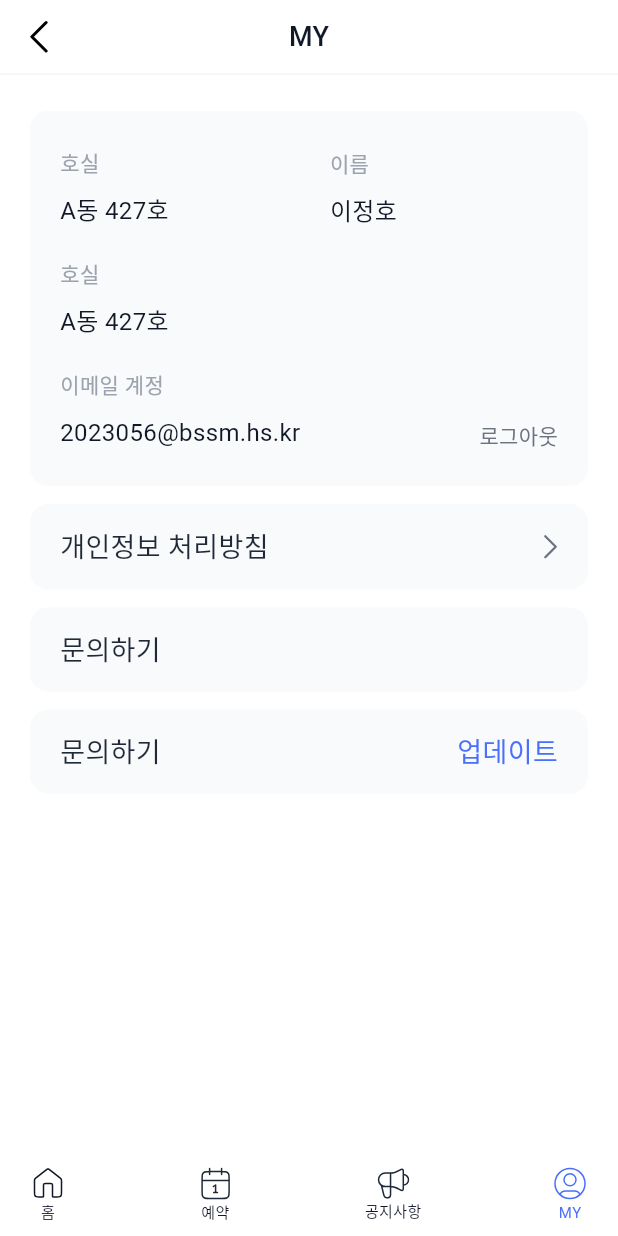
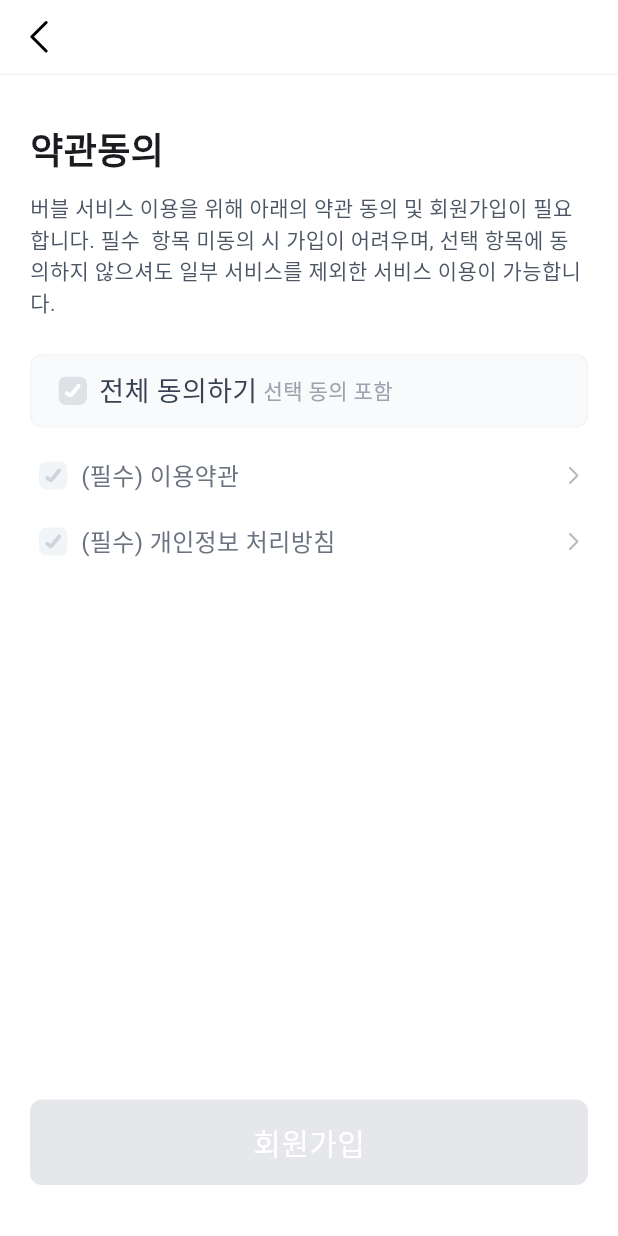
Before and after one commit to TeamPLOY/Bubble_v2, a Flutter app: the screen it shows after launch, on a phone screen of 412 x 824 dp. Run offline on Flutter 3.47's test engine with Material 3 defaults, Android fonts, the phone set to English and light mode, and no system bars; our stand-ins replace flutter_svg, get; Roboto replaces fonts that are missing (PretendardBold, PretendardMedium, PretendardRegular).

Commit message:
이용약관 페이지 퍼블리싱 완료

```diff
--- a/lib/app/config/app_text_styles.dart
+++ b/lib/app/config/app_text_styles.dart
@@ -131,6 +131,8 @@ class AppTextStyles {
       fontFamily: 'PretendardBold', fontSize: 18, fontWeight: FontWeight.w700);
   static TextStyle B20 = const TextStyle(
       fontFamily: 'PretendardBold', fontSize: 20, fontWeight: FontWeight.w700);
+  static TextStyle B24 = const TextStyle(
+      fontFamily: 'PretendardBold', fontSize: 24, fontWeight: FontWeight.w700);
   static TextStyle B28 = const TextStyle(
       fontFamily: 'PretendardBold', fontSize: 28, fontWeight: FontWeight.w700);
 
--- a/lib/main.dart
+++ b/lib/main.dart
@@ -7,6 +7,7 @@ import 'package:bubble_v2/presentation/page/noticeDetail.dart';
 import 'package:bubble_v2/presentation/page/psChange/psChange.dart';
 import 'package:bubble_v2/presentation/page/psChange/psChangeEmail.dart';
 import 'package:bubble_v2/presentation/page/signUp.dart';
+import 'package:bubble_v2/presentation/page/terms.dart';
 import 'package:flutter/material.dart';
 import 'package:get/get.dart';
 
@@ -35,10 +36,11 @@ class MainApp extends StatelessWidget {
         GetPage(name: '/PsChangeEmail', page:()=> Pschangeemail()),
         GetPage(name: '/PsChange', page:()=> Pschange()),
         GetPage(name: '/Alram', page: ()=> const AlramPage()),
-        GetPage(name: '/My', page: ()=>const MyPage())
+        GetPage(name: '/My', page: ()=>const MyPage()),
+        GetPage(name: '/Terms', page:()=> TermsPage())
       ],
       debugShowCheckedModeBanner: false,
-      initialRoute: '/My',
+      initialRoute: '/Terms',
     );
   }
 }
--- /dev/null
+++ b/lib/presentation/page/terms.dart
@@ -0,0 +1,96 @@
+import 'package:bubble_v2/app/config/app_color.dart';
+import 'package:bubble_v2/app/config/app_text_styles.dart';
+import 'package:bubble_v2/controller/termController.dart';
+import 'package:bubble_v2/presentation/widget/components/button/button.dart';
+import 'package:bubble_v2/presentation/widget/components/button/graybutton.dart';
+import 'package:bubble_v2/presentation/widget/components/terms/comment.dart';
+import 'package:bubble_v2/presentation/widget/components/terms/isDropdown.dart';
+import 'package:bubble_v2/presentation/widget/header/Noheader.dart';
+import 'package:flutter/material.dart';
+import 'package:flutter_svg/flutter_svg.dart';
+import 'package:get/get.dart';
+
+class TermsPage extends StatefulWidget {
+  const TermsPage({super.key});
+  @override
+  State<TermsPage> createState() => _TermsPageState();
+}
+
+class _TermsPageState extends State<TermsPage> {
+  final termController = Get.put(Termcontroller());
+  final String text='버블 서비스 이용을 위해 아래의 약관 동의 및 회원가입이 필요합니다. 필수  항목 미동의 시 가입이 어려우며, 선택 항목에 동의하지 않으셔도 일부 서비스를 제외한 서비스 이용이 가능합니다.';
+
+  @override
+  Widget build(BuildContext context) {
+    return Scaffold(
+      backgroundColor: AppColor.white100,
+      body: Column(
+        crossAxisAlignment: CrossAxisAlignment.start,
+        children: [
+          const NoHeader(),
+          Expanded(child: Padding(
+            padding: const EdgeInsets.symmetric(horizontal: 20),
+            child: ListView(
+              children: [
+                Column(
+                  crossAxisAlignment: CrossAxisAlignment.start,
+                  children: [
+                    const SizedBox(height: 32,),
+                    Text('약관동의',style: AppTextStyles.B24,),
+                    const SizedBox(height: 12,),
+                    Text(text,style: AppTextStyles.R14.copyWith(color: AppColor.gray600),),
+                    const SizedBox(height: 24,),
+                    Obx(()=>GestureDetector(
+                      onTap: (){
+                        termController.allClick();
+                      },
+                      child: Container(
+
+                        decoration: BoxDecoration(
+                          color: termController.isClick[0]&&termController.isClick[1]?AppColor.blue400:AppColor.gray50,
+                          borderRadius: BorderRadius.circular(8),
+                          border: Border.all(
+                            color: AppColor.gray100,
+                            width: 1
+                          )
+                        ),
+                        padding: const EdgeInsets.only(left:18,top: 10,bottom: 10),
+                        child: Row(
+                          children: [
+                            termController.isClick[0]&&termController.isClick[1]?SvgPicture.asset('assets/images/terms/blue.svg'):SvgPicture.asset('assets/images/terms/every.svg'),
+                            const SizedBox(width: 8,),
+                            Text('전체 동의하기',style: AppTextStyles.M18.copyWith(color: termController.isClick[0]&&termController.isClick[1]?AppColor.white100:AppColor.gray700),),
+                            const SizedBox(width: 4,),
+                            Text('선택 동의 포함',style: AppTextStyles.R14.copyWith(color: termController.isClick[0]&&termController.isClick[1]? AppColor.white100:AppColor.gray400),)
+                          ],
+                        ),
+                      ),
+                    ),),
+
+                    const SizedBox(height: 20,),
+                    const Isdropdown(text: '이용약관',select: false,),
+                    Obx(()=>termController.isDroped[0]?const Comment(select: false):const SizedBox(),),
+
+                    const SizedBox(height:20),
+                    const Isdropdown(text:'개인정보 처리방침',select: true,),
+                    Obx(()=> termController.isDroped[1]?const Comment(select: true):const SizedBox(),)
+                  ],
+                ),
+              ],
+            ),
+          )),
+          Padding(
+            padding: const EdgeInsets.symmetric(horizontal: 20),
+            child: GestureDetector(
+              onTap: (){
+
+              },
+              child: Obx(()=>termController.isClick[0]&&termController.isClick[1]? const Button(text: '회원가입') : const Graybutton(text: '회원가입'))
+            ),
+          ),
+          const SizedBox(height: 34,)
+        ],
+      ),
+    );
+  }
+}
--- /dev/null
+++ b/lib/presentation/widget/components/terms/isDropdown.dart
@@ -0,0 +1,61 @@
+import 'package:bubble_v2/app/config/app_color.dart';
+import 'package:bubble_v2/app/config/app_text_styles.dart';
+import 'package:bubble_v2/controller/termController.dart';
+import 'package:flutter/material.dart';
+import 'package:flutter_svg/flutter_svg.dart';
+import 'package:get/get.dart';
+
+class Isdropdown extends StatefulWidget {
+  final bool select;
+  final String text;
+  const Isdropdown({required this.select,required this.text,super.key});
+
+  @override
+  State<Isdropdown> createState() => _IsdropdownState();
+}
+
+class _IsdropdownState extends State<Isdropdown> {
+  bool isdown=false;
+  final termConroller = Get.find<Termcontroller>();
+  @override
+  Widget build(BuildContext context) {
+    return Column(
+      children: [
+        Container(
+          padding: const EdgeInsets.symmetric(horizontal: 6),
+          child: Row(
+            mainAxisAlignment: MainAxisAlignment.spaceBetween,
+            children: [
+              GestureDetector(
+                onTap: (){
+                    if(widget.select){
+                      termConroller.changClick(1);
+                    }
+                    else{
+                      termConroller.changClick(0);
+                    }
+                },
+                child: Row(
+                  children: [
+                    Obx(()=>widget.select?termConroller.isClick[1]?SvgPicture.asset('assets/images/terms/blue.svg'):SvgPicture.asset('assets/images/terms/check.svg'):termConroller.isClick[0]?SvgPicture.asset('assets/images/terms/blue.svg'):SvgPicture.asset('assets/images/terms/check.svg'),),
+
+                    const SizedBox(width: 9,),
+                    Text('(필수) ${widget.text}',style: AppTextStyles.R16.copyWith(color: AppColor.gray500),)
+                  ],
+                ),
+              ),
+              GestureDetector(
+                onTap: (){
+                  setState(() {
+                    isdown=!isdown;
+                  });
+                  termConroller.changeDrop(widget.select);
+                },
+                child: !isdown?SvgPicture.asset('assets/images/terms/back.svg'):SvgPicture.asset('assets/images/terms/down.svg'))
+            ],
+          ),
+        ),
+      ],
+    );
+  }
+}
--- a/pubspec.yaml
+++ b/pubspec.yaml
@@ -24,6 +24,7 @@ flutter:
     - assets/images/
     - assets/images/footer/
     - assets/images/my/
+    - assets/images/terms/
 
   fonts:
     - family: PretendardBold
```
Also changed, not shown: lib/controller/termController.dart (added, +36 -0 lines), lib/presentation/widget/components/terms/comment.dart (added, +49 -0 lines), assets/images/terms/back.svg (added), assets/images/terms/blue.svg (added), assets/images/terms/check.svg (added), assets/images/terms/down.svg (added), assets/images/terms/every.svg (added).
